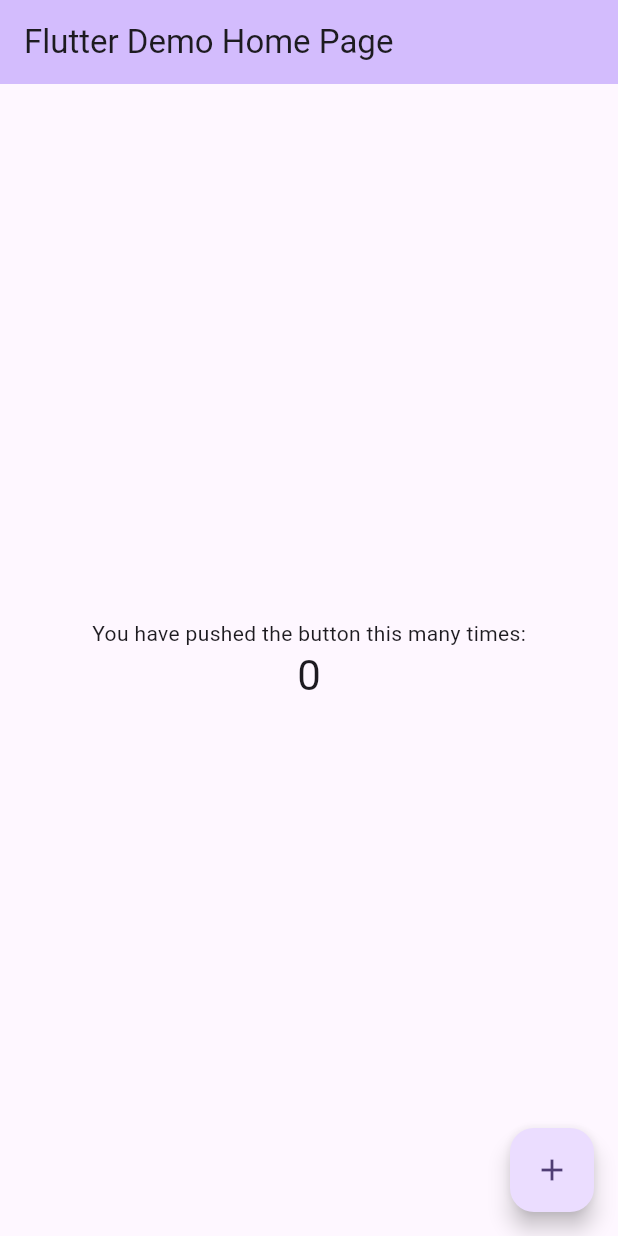
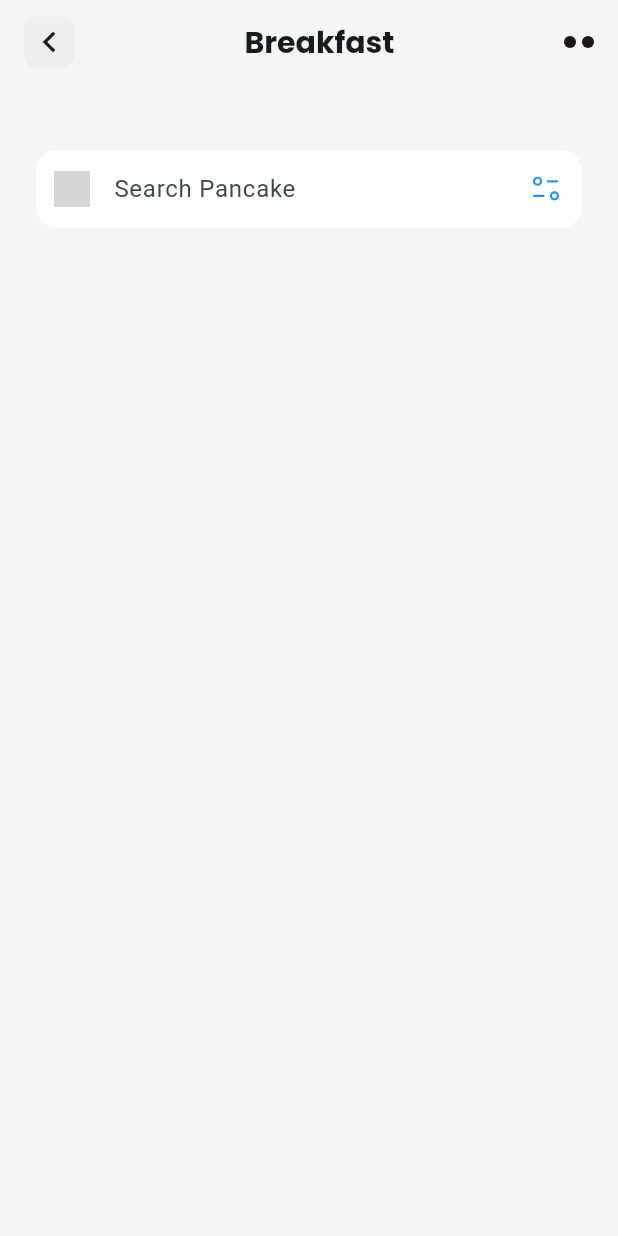
Before and after one commit to Mury05/FlutterBreakfastApp, a Flutter app: the screen it shows after launch, on a phone screen of 412 x 824 dp. Run offline on Flutter 3.47's test engine with Material 3 defaults, Android fonts, the phone set to English and light mode, and no system bars; our stand-ins replace flutter_svg; grey boxes are pictures that could not be loaded.

Commit message:
Structuration du Home et du main, insertion de la SearchInput

```diff
--- a/lib/main.dart
+++ b/lib/main.dart
@@ -1,4 +1,5 @@
 import 'package:flutter/material.dart';
+import 'package:flutter_breakfast_app/screens/home.dart';
 
 void main() {
   runApp(const MyApp());
@@ -11,115 +12,13 @@ class MyApp extends StatelessWidget {
   @override
   Widget build(BuildContext context) {
     return MaterialApp(
-      title: 'Flutter Demo',
+      debugShowCheckedModeBanner: false,
       theme: ThemeData(
-        // This is the theme of your application.
-        //
-        // TRY THIS: Try running your application with "flutter run". You'll see
-        // the application has a purple toolbar. Then, without quitting the app,
-        // try changing the seedColor in the colorScheme below to Colors.green
-        // and then invoke "hot reload" (save your changes or press the "hot
-        // reload" button in a Flutter-supported IDE, or press "r" if you used
-        // the command line to start the app).
-        //
-        // Notice that the counter didn't reset back to zero; the application
-        // state is not lost during the reload. To reset the state, use hot
-        // restart instead.
-        //
-        // This works for code too, not just values: Most code changes can be
-        // tested with just a hot reload.
-        colorScheme: ColorScheme.fromSeed(seedColor: Colors.deepPurple),
+        colorScheme: ColorScheme.fromSeed(seedColor: Colors.grey.shade100),
         useMaterial3: true,
+        // textTheme:
       ),
-      home: const MyHomePage(title: 'Flutter Demo Home Page'),
+      home: const MyHomePage(),
     );
   }
 }
-
-class MyHomePage extends StatefulWidget {
-  const MyHomePage({super.key, required this.title});
-
-  // This widget is the home page of your application. It is stateful, meaning
-  // that it has a State object (defined below) that contains fields that affect
-  // how it looks.
-
-  // This class is the configuration for the state. It holds the values (in this
-  // case the title) provided by the parent (in this case the App widget) and
-  // used by the build method of the State. Fields in a Widget subclass are
-  // always marked "final".
-
-  final String title;
-
-  @override
-  State<MyHomePage> createState() => _MyHomePageState();
-}
-
-class _MyHomePageState extends State<MyHomePage> {
-  int _counter = 0;
-
-  void _incrementCounter() {
-    setState(() {
-      // This call to setState tells the Flutter framework that something has
-      // changed in this State, which causes it to rerun the build method below
-      // so that the display can reflect the updated values. If we changed
-      // _counter without calling setState(), then the build method would not be
-      // called again, and so nothing would appear to happen.
-      _counter++;
-    });
-  }
-
-  @override
-  Widget build(BuildContext context) {
-    // This method is rerun every time setState is called, for instance as done
-    // by the _incrementCounter method above.
-    //
-    // The Flutter framework has been optimized to make rerunning build methods
-    // fast, so that you can just rebuild anything that needs updating rather
-    // than having to individually change instances of widgets.
-    return Scaffold(
-      appBar: AppBar(
-        // TRY THIS: Try changing the color here to a specific color (to
-        // Colors.amber, perhaps?) and trigger a hot reload to see the AppBar
-        // change color while the other colors stay the same.
-        backgroundColor: Theme.of(context).colorScheme.inversePrimary,
-        // Here we take the value from the MyHomePage object that was created by
-        // the App.build method, and use it to set our appbar title.
-        title: Text(widget.title),
-      ),
-      body: Center(
-        // Center is a layout widget. It takes a single child and positions it
-        // in the middle of the parent.
-        child: Column(
-          // Column is also a layout widget. It takes a list of children and
-          // arranges them vertically. By default, it sizes itself to fit its
-          // children horizontally, and tries to be as tall as its parent.
-          //
-          // Column has various properties to control how it sizes itself and
-          // how it positions its children. Here we use mainAxisAlignment to
-          // center the children vertically; the main axis here is the vertical
-          // axis because Columns are vertical (the cross axis would be
-          // horizontal).
-          //
-          // TRY THIS: Invoke "debug painting" (choose the "Toggle Debug Paint"
-          // action in the IDE, or press "p" in the console), to see the
-          // wireframe for each widget.
-          mainAxisAlignment: MainAxisAlignment.center,
-          children: <Widget>[
-            const Text(
-              'You have pushed the button this many times:',
-            ),
-            Text(
-              '$_counter',
-              style: Theme.of(context).textTheme.headlineMedium,
-            ),
-          ],
-        ),
-      ),
-      floatingActionButton: FloatingActionButton(
-        onPressed: _incrementCounter,
-        tooltip: 'Increment',
-        child: const Icon(Icons.add),
-      ), // This trailing comma makes auto-formatting nicer for build methods.
-    );
-  }
-}
--- /dev/null
+++ b/lib/screens/home.dart
@@ -0,0 +1,68 @@
+import 'package:flutter/material.dart';
+import 'package:flutter_breakfast_app/widgets/input-search.dart';
+import 'package:flutter_svg/flutter_svg.dart';
+
+class MyHomePage extends StatefulWidget {
+  const MyHomePage({super.key});
+
+  @override
+  State<MyHomePage> createState() => _MyHomePageState();
+}
+
+class _MyHomePageState extends State<MyHomePage> {
+  @override
+  Widget build(BuildContext context) {
+    return Scaffold(
+      appBar: appBarWidget(),
+      body: Container(
+        color: Colors.grey.shade100,
+        child: Padding(
+          padding: const EdgeInsets.all(8.0),
+          child: Center(
+              child: Column(
+            children: [
+              SizedBox(height: 20),
+              SearchInput(),
+            ],
+          )),
+        ),
+      ),
+    );
+  }
+
+  AppBar appBarWidget() {
+    return AppBar(
+      backgroundColor: Colors.grey.shade100,
+      title: Row(
+        mainAxisAlignment: MainAxisAlignment.spaceBetween,
+        crossAxisAlignment: CrossAxisAlignment.center,
+        children: [
+          // Icon(Icons.chevron_left_outlined),
+          Container(
+            padding: EdgeInsets.all(3),
+            decoration: BoxDecoration(
+              color: Colors.grey.shade200,
+              borderRadius: BorderRadius.circular(8),
+            ),
+            child: Icon(
+              Icons.chevron_left_outlined,
+              size: 28,
+            ),
+          ),
+
+          Text(
+            'Breakfast',
+            style: TextStyle(
+                fontFamily: 'Poppins',
+                fontWeight: FontWeight.bold,
+                fontSize: 20),
+          ),
+          SvgPicture.asset(
+            'assets/icons/dots.svg',
+            height: 8,
+          ),
+        ],
+      ),
+    );
+  }
+}
```
